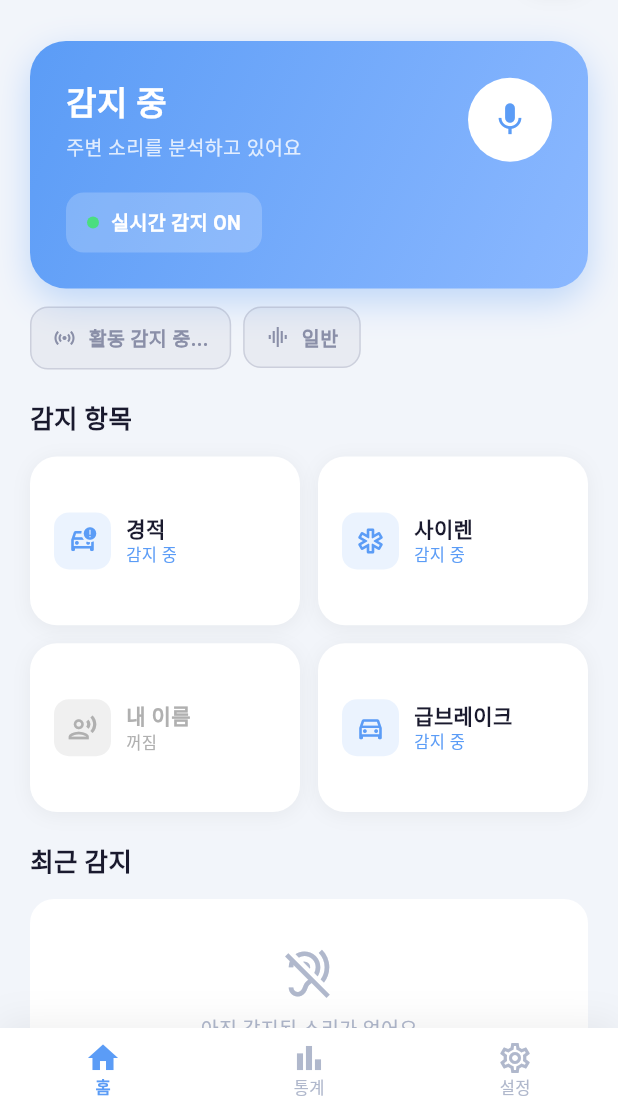
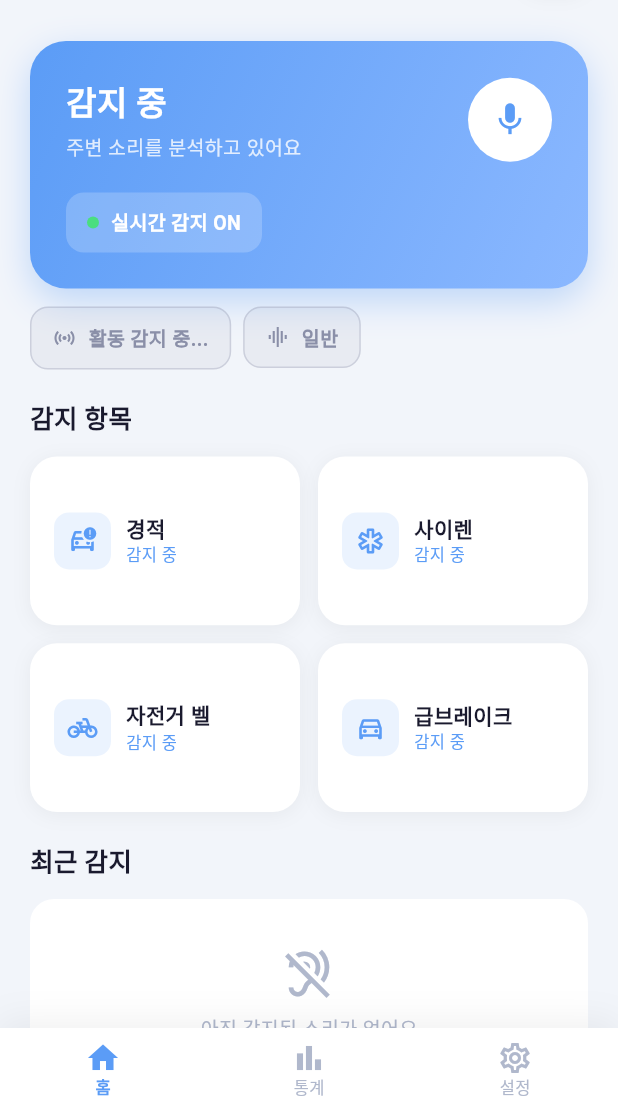
Before and after one commit to EarTip/CD-ET, a Flutter app: the screen it shows after launch, after a tap on the "mic off" icon, on a phone screen of 412 x 824 dp, the part 124-1236 px from its top. Run offline on Flutter 3.47's test engine with Material 3 defaults, Android fonts, the phone set to English and light mode, and no system bars; our stand-ins replace firebase_core, fl_chart, flutter_local_notifications, flutter_tts, geolocator, permission_handler and 3 more; missing offline and left inert: audio_session, record, tflite_flutter; accounts and stored records are empty; statements that could not run were skipped.

Commit message:
feat: 자전거 벨 감지 추가, 토글 재진입 가드

```diff
--- a/lib/pages/home_page.dart
+++ b/lib/pages/home_page.dart
@@ -24,6 +24,8 @@ class _HomePageState extends State<HomePage> {
   int _currentIndex = 0;
   bool _isListening = false;
   bool _isInitialized = false;
+  /// start/stopMonitoring 완료 전 재클릭으로 중복 실행되는 것을 막는 가드
+  bool _isToggling = false;
   MotionState _motionState = MotionState.unknown;
   SensitivityLevel _sensitivityLevel = SensitivityLevel.normal;
   bool _earphoneConnected = false;
@@ -91,6 +93,9 @@ class _HomePageState extends State<HomePage> {
 
   Future<void> _toggleListening() async {
     print('🔘 _toggleListening 호출됨, 현재 isListening=$_isListening');
+    if (_isToggling) return;
+    _isToggling = true;
+    try {
       if (_isListening) {
         await _manager.stopMonitoring();
         _manager.onDetected = null;
@@ -127,6 +132,9 @@ class _HomePageState extends State<HomePage> {
         _earphoneConnected = _manager.earphoneConnected;
       }
       setState(() => _isListening = !_isListening);
+    } finally {
+      _isToggling = false;
+    }
   }
 
   @override
--- a/lib/pages/settings_page.dart
+++ b/lib/pages/settings_page.dart
@@ -14,6 +14,7 @@ class SettingsPage extends StatelessWidget {
         DetectedSound.horn  => Icons.car_crash_outlined,
         DetectedSound.siren => Icons.emergency_outlined,
         DetectedSound.brake => Icons.directions_car_outlined,
+        DetectedSound.bicycle => Icons.pedal_bike,
         DetectedSound.none  => Icons.help_outline,
       };
 
--- a/lib/pages/stats_page.dart
+++ b/lib/pages/stats_page.dart
@@ -310,6 +310,7 @@ class _StatsPageState extends State<StatsPage> {
         DetectedSound.horn => Icons.car_crash_outlined,
         DetectedSound.siren => Icons.emergency_outlined,
         DetectedSound.brake => Icons.directions_car_outlined,
+        DetectedSound.bicycle => Icons.pedal_bike,
         DetectedSound.none => Icons.volume_off_outlined,
       };
 }
--- a/lib/services/haptic.dart
+++ b/lib/services/haptic.dart
@@ -10,7 +10,7 @@ class HapticService {
       DetectedSound.siren => 'siren',
       DetectedSound.horn  => 'horn',
       DetectedSound.brake => 'brake',
-      // DetectedSound.name  => 'name',   -- 아직 sound_detector.dart에 name 구현 안 함
+      DetectedSound.bicycle => 'horn', // 전용 네이티브 패턴이 없어 경적 패턴 재사용
       DetectedSound.none  => null,
     };
 
--- a/lib/services/notification.dart
+++ b/lib/services/notification.dart
@@ -43,6 +43,9 @@ class NotificationService {
       case DetectedSound.brake:
         title = '🛑 급정거 감지';
         body = '주변에 급정거 소리가 감지되었습니다';
+      case DetectedSound.bicycle:
+        title = '🚲 자전거 벨 감지';
+        body = '주변에 자전거 벨 소리가 감지되었습니다';
       case DetectedSound.none:
         return;
     }
--- a/lib/services/settings_service.dart
+++ b/lib/services/settings_service.dart
@@ -24,6 +24,7 @@ extension DetectedSoundInfo on DetectedSound {
         DetectedSound.horn  => '경적',
         DetectedSound.siren => '사이렌',
         DetectedSound.brake => '급브레이크',
+        DetectedSound.bicycle => '자전거 벨',
         DetectedSound.none  => '없음',
       };
 }
@@ -40,6 +41,7 @@ class SettingsService extends ChangeNotifier {
   static const detectableSounds = [
     DetectedSound.horn,
     DetectedSound.siren,
+    DetectedSound.bicycle,
     DetectedSound.brake,
   ];
 
--- a/lib/services/tdoa_analyzer.dart
+++ b/lib/services/tdoa_analyzer.dart
@@ -4,7 +4,7 @@ import 'dart:math';
 // 공통 도메인 모델
 // ──────────────────────────────────────────────
 
-enum DetectedSound { horn, siren, brake, none }
+enum DetectedSound { horn, siren, brake, bicycle, none }
 
 enum SoundDirection { front, behind, side, unknown }
 
--- a/lib/services/tts.dart
+++ b/lib/services/tts.dart
@@ -76,6 +76,8 @@ class TtsService {
         await speak('사이렌이 감지되었습니다');
       case DetectedSound.brake:
         await speak('급정거가 감지되었습니다');
+      case DetectedSound.bicycle:
+        await speak('자전거 벨이 감지되었습니다');
       case DetectedSound.none:
         break;
     }
--- a/lib/widgets/alert_grid.dart
+++ b/lib/widgets/alert_grid.dart
@@ -25,7 +25,7 @@ class AlertGrid extends StatelessWidget {
         final items = [
           {'icon': Icons.car_crash_outlined, 'label': '경적', 'enabled': settings.isSoundEnabled(DetectedSound.horn)},
           {'icon': Icons.emergency_outlined, 'label': '사이렌', 'enabled': settings.isSoundEnabled(DetectedSound.siren)},
-          {'icon': Icons.record_voice_over_outlined, 'label': '내 이름', 'enabled': false},
+          {'icon': Icons.pedal_bike, 'label': '자전거 벨', 'enabled': settings.isSoundEnabled(DetectedSound.bicycle)},
           {'icon': Icons.directions_car_outlined, 'label': '급브레이크', 'enabled': settings.isSoundEnabled(DetectedSound.brake)},
         ];
 
--- a/lib/widgets/recent_list.dart
+++ b/lib/widgets/recent_list.dart
@@ -109,6 +109,7 @@ class RecentList extends StatelessWidget {
         DetectedSound.horn  => _SoundInfo(Icons.car_crash_outlined,     '경적 감지됨',    const Color(0xFFFF6B6B)),
         DetectedSound.siren => _SoundInfo(Icons.emergency_outlined,     '사이렌 감지됨',  const Color(0xFFFFB347)),
         DetectedSound.brake => _SoundInfo(Icons.directions_car_outlined,'급브레이크 감지됨', const Color(0xFFFF9F43)),
+        DetectedSound.bicycle => _SoundInfo(Icons.pedal_bike,          '자전거 벨 감지됨', const Color(0xFF4ECDC4)),
         DetectedSound.none  => _SoundInfo(Icons.volume_off_outlined,    '알 수 없음',    const Color(0xFFB0B8CC)),
       };
 
```
Also changed, not shown: lib/services/sound_detector.dart (+7 -3 lines). Lines whose indentation alone changed are shown as unchanged.
